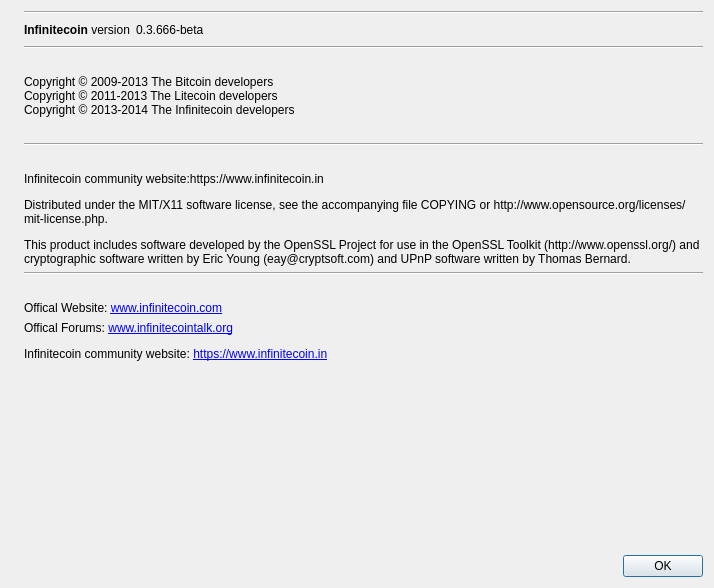
Old version of the form src/qt/forms/aboutdialog.ui in the repository infinitecoin/infinitecoin.
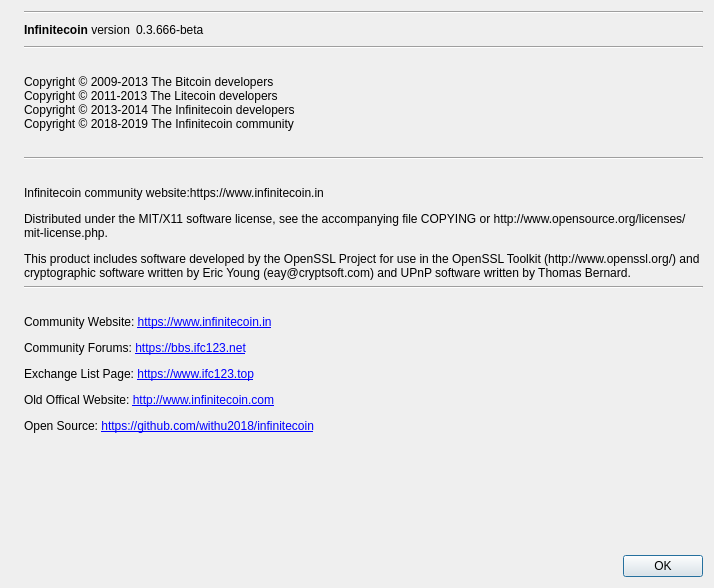
New version of the form. Icons and pictures are not drawn.

Commit message: add community links to about page

```diff
--- a/src/qt/forms/aboutdialog.ui
+++ b/src/qt/forms/aboutdialog.ui
@@ -105,7 +105,7 @@
         <cursorShape>ArrowCursor</cursorShape>
        </property>
        <property name="text">
-        <string notr="true">&lt;html&gt;&lt;head/&gt;&lt;body&gt;&lt;p&gt;Copyright &amp;copy; 2009-2013 The Bitcoin developers&lt;br/&gt;Copyright &amp;copy; 2011-2013 The Litecoin developers &lt;br/&gt;Copyright &amp;copy; 2013-2014 The Infinitecoin developers&lt;/p&gt;&lt;/body&gt;&lt;/html&gt;</string>
+        <string notr="true">&lt;html&gt;&lt;head/&gt;&lt;body&gt;&lt;p&gt;Copyright © 2009-2013 The Bitcoin developers&lt;br/&gt;Copyright © 2011-2013 The Litecoin developers &lt;br/&gt;Copyright © 2013-2014 The Infinitecoin developers&lt;br/&gt;Copyright © 2018-2019 The Infinitecoin community&lt;/p&gt;&lt;/body&gt;&lt;/html&gt;</string>
        </property>
        <property name="textFormat">
         <enum>Qt::AutoText</enum>
@@ -184,26 +184,26 @@
        </property>
       </spacer>
      </item>
-     <item>
-      <widget class="QLabel" name="label_3">
-       <property name="text">
-        <string>Offical Website: &lt;a href=&quot;http://www.infinitecoin.com/&quot;&gt;www.infinitecoin.com&lt;/a&gt;</string>
-       </property>
-       <property name="openExternalLinks">
-        <bool>true</bool>
-       </property>
-       <property name="textInteractionFlags">
-        <set>Qt::LinksAccessibleByKeyboard|Qt::LinksAccessibleByMouse</set>
-       </property>
-      </widget>
-     </item>
      <item>
       <widget class="QLabel" name="label_5">
        <property name="contextMenuPolicy">
         <enum>Qt::DefaultContextMenu</enum>
        </property>
        <property name="text">
-        <string>&lt;html&gt;&lt;head/&gt;&lt;body&gt;&lt;p&gt;Offical Forums: &lt;a href=&quot;http://www.infinitecointalk.org/&quot;&gt;&lt;span style=&quot; text-decoration: underline; color:#0000ff;&quot;&gt;www.infinitecointalk.org&lt;/span&gt;&lt;/a&gt;&lt;/p&gt;&lt;p&gt;Infinitecoin community website: &lt;a href=&quot;https://www.infinitecoin.in&quot;&gt;&lt;span style=&quot; text-decoration: underline; color:#0000ff;&quot;&gt;https://www.infinitecoin.in&lt;/span&gt;&lt;/a&gt;&lt;/p&gt;&lt;/body&gt;&lt;/html&gt;</string>
+        <string notr="true">&lt;html&gt;&lt;head/&gt;&lt;body&gt;&lt;p&gt;Community Website: &lt;a href=&quot;https://www.infinitecoin.in&quot;&gt;&lt;span style=&quot; text-decoration: underline; color:#0000ff;&quot;&gt;https://www.infinitecoin.in&lt;/span&gt;&lt;/a&gt;&lt;/p&gt;&lt;p&gt;Community Forums: &lt;a href=&quot;https://bbs.ifc123.net&quot;&gt;&lt;span style=&quot; text-decoration: underline; color:#0000ff;&quot;&gt;https://bbs.ifc123.net&lt;/span&gt;&lt;/a&gt;&lt;/p&gt;&lt;p&gt;Exchange List Page: &lt;a href=&quot;https://www.ifc123.top&quot;&gt;&lt;span style=&quot; text-decoration: underline; color:#0000ff;&quot;&gt;https://www.ifc123.top&lt;/span&gt;&lt;/a&gt;&lt;/p&gt;&lt;p&gt;Old Offical Website: &lt;a href=&quot;http://www.infinitecoin.com&quot;&gt;&lt;span style=&quot; text-decoration: underline; color:#0000ff;&quot;&gt;http://www.infinitecoin.com&lt;/span&gt;&lt;/a&gt;&lt;/p&gt;&lt;p&gt;Open Source: &lt;a href=&quot;https://github.com/withu2018/infinitecoin&quot;&gt;&lt;span style=&quot; text-decoration: underline; color:#0000ff;&quot;&gt;https://github.com/withu2018/infinitecoin&lt;/span&gt;&lt;/a&gt;&lt;/p&gt;&lt;p&gt;&lt;br/&gt;&lt;/p&gt;&lt;/body&gt;&lt;/html&gt;</string>
+       </property>
+       <property name="openExternalLinks">
+        <bool>true</bool>
+       </property>
+       <property name="textInteractionFlags">
+        <set>Qt::LinksAccessibleByKeyboard|Qt::LinksAccessibleByMouse</set>
+       </property>
+      </widget>
+     </item>
+     <item>
+      <widget class="QLabel" name="label_3">
+       <property name="text">
+        <string/>
        </property>
        <property name="openExternalLinks">
         <bool>true</bool>
```
Left out of the diff: 4 changed lines with no effect on the pictures.
